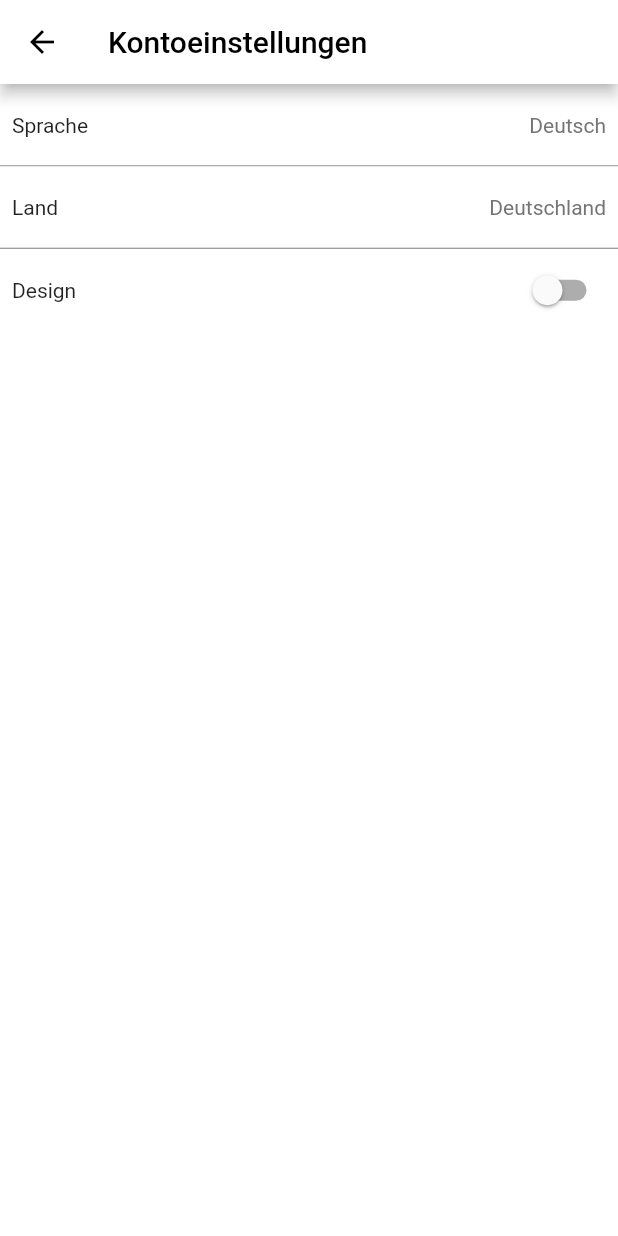
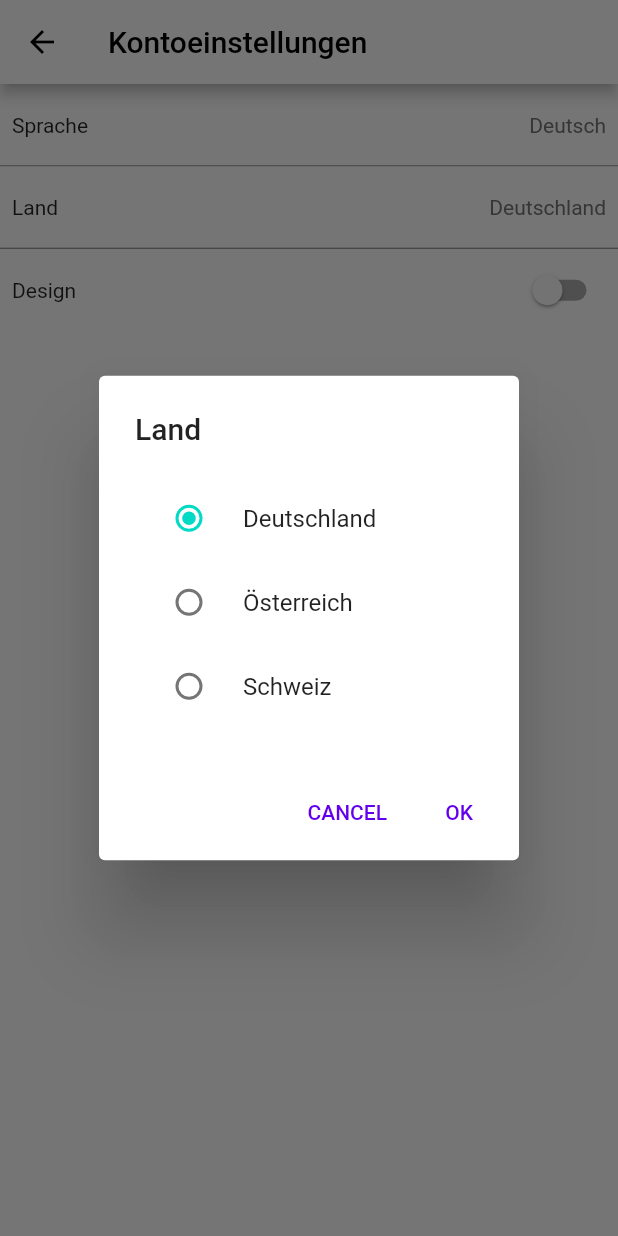
Before and after one commit to kit-recipe-app/front-end, a Flutter app: the AppSettings screen opened directly, after a tap on "Land", on a phone screen of 412 x 824 dp. Run offline on Flutter 3.47's test engine with Material 2 defaults, Android fonts, the light colour scheme and no system bars; our stand-ins replace dropdown_button2, firebase_auth, firebase_core, font_awesome_flutter, google_sign_in, image_picker and 1 more; missing offline and left inert: searchable_listview; accounts and stored records are empty; network calls fail.

Commit message:
added choice dialogs and made buttons interactive

```diff
--- /dev/null
+++ b/flutter_frontend_recipes/lib/pages/profile/components/choice_dialog.dart
@@ -0,0 +1,61 @@
+import 'package:flutter/material.dart';
+
+class ChoiceDialog extends StatefulWidget {
+  final String title;
+  final String standard;
+  final List<String> values;
+  final Function setText;
+
+  const ChoiceDialog({Key? key, required this.title, required this.values, required this.standard, required this.setText})
+      : super(key: key);
+
+  @override
+  State<ChoiceDialog> createState() => _ChoiceDialogState();
+}
+
+class _ChoiceDialogState extends State<ChoiceDialog> {
+  String groupValue = "";
+
+  @override
+  void initState() {
+    super.initState();
+    groupValue = widget.standard;
+  }
+
+  @override
+  Widget build(BuildContext context) {
+    return AlertDialog(
+      title: Text(widget.title),
+      content: Column(
+        mainAxisSize: MainAxisSize.min,
+        children: [
+          for (String value in widget.values)
+            RadioListTile(
+              title: Text(value),
+                value: value,
+                groupValue: groupValue,
+                onChanged: (String? newValue) {
+                    setState(() {
+                      groupValue = newValue!;
+                    });
+                })
+        ],
+      ),
+      actions: <Widget>[
+        TextButton(
+          child: Text('CANCEL'),
+          onPressed: () {
+            Navigator.pop(context);
+          },
+        ),
+        TextButton(
+          child: Text('OK'),
+          onPressed: () {
+            widget.setText(groupValue);
+            Navigator.pop(context);
+          },
+        ),
+      ],
+    );
+  }
+}
--- a/flutter_frontend_recipes/lib/pages/profile/components/text_dialog.dart
+++ b/flutter_frontend_recipes/lib/pages/profile/components/text_dialog.dart
@@ -3,7 +3,8 @@ import 'package:flutter/material.dart';
 class TextDialog extends StatelessWidget {
   final TextEditingController controller;
   final String title;
-  const TextDialog({Key? key, required this.controller, required this.title}) : super(key: key);
+  final Function setText;
+  const TextDialog({Key? key, required this.controller, required this.title, required this.setText}) : super(key: key);
 
   @override
   Widget build(BuildContext context) {
@@ -22,6 +23,7 @@ class TextDialog extends StatelessWidget {
         TextButton(
           child: Text('OK'),
           onPressed: () {
+            setText(controller.text);
             Navigator.pop(context);
           },
         ),
--- a/flutter_frontend_recipes/lib/pages/profile/components/text_tile.dart
+++ b/flutter_frontend_recipes/lib/pages/profile/components/text_tile.dart
@@ -1,36 +1,82 @@
 import 'package:flutter/material.dart';
+import 'package:flutter_frontend_recipes/pages/profile/components/choice_dialog.dart';
+import 'package:flutter_frontend_recipes/pages/profile/components/text_dialog.dart';
 
 class TextTile extends StatefulWidget {
-
   final String text;
   String info;
+  final String type;
 
-  TextTile({Key? key, required this.text, required this.info}) : super(key: key);
+  TextTile({Key? key, required this.text, required this.info, required this.type})
+      : super(key: key);
 
   @override
   State<TextTile> createState() => _TextTileState();
 }
 
 class _TextTileState extends State<TextTile> {
+  final TextEditingController _controller = TextEditingController();
+  final List<String> languages = ["Deutsch", "Englisch"];
+  final List<String> countries = ["Deutschland", "Österreich", "Schweiz"];
+
   @override
   Widget build(BuildContext context) {
     return Material(
       color: Theme.of(context).colorScheme.onPrimary,
       child: InkWell(
-        onTap: () {},
+        onTap: () {
+          if(widget.type == "text") {
+            _dialogBuilder(context, _controller, widget.text);
+          }else if (widget.type == "language"){
+            _choiceDialogBuilder(context, widget.text, languages);
+          }else if (widget.type == "country"){
+            _choiceDialogBuilder(context, widget.text, countries);
+          }else if (widget.type == "email"){}
+        },
         child: Container(
           padding: EdgeInsets.all(8),
           height: 55,
-          child:
-          Row(
+          child: Row(
             mainAxisAlignment: MainAxisAlignment.spaceBetween,
             children: [
               Text(widget.text),
-              Text(widget.info, style: TextStyle(color: Colors.grey.shade600,))
+              Text(widget.info,
+                  style: TextStyle(
+                    color: Colors.grey.shade600,
+                  ))
             ],
           ),
         ),
       ),
     );
   }
+
+  Future<void> _dialogBuilder(
+      BuildContext context, TextEditingController controller, String title) {
+    controller.text = widget.info;
+    return showDialog<void>(
+        context: context,
+        builder: (BuildContext context) {
+          return TextDialog(
+            controller: controller,
+            title: title,
+            setText: setText,
+          );
+        });
+  }
+
+  Future<void> _choiceDialogBuilder(
+      BuildContext context, String title, List<String> values) {
+    return showDialog<void>(
+        context: context,
+        builder: (BuildContext context) {
+          return ChoiceDialog(title: title, values: values, standard: widget.info, setText: setText);
+        });
+  }
+
+  void setText(String text) {
+    setState(() {
+      widget.info = text;
+    });
+  }
 }
--- a/flutter_frontend_recipes/lib/pages/profile/subpages/app_settings.dart
+++ b/flutter_frontend_recipes/lib/pages/profile/subpages/app_settings.dart
@@ -14,10 +14,12 @@ class AppSettings extends StatefulWidget {
   State<AppSettings> createState() => _AppSettingsState();
 }
 
+
 class _AppSettingsState extends State<AppSettings> {
   final User? user = RAAuthService().user;
   late String? email = user?.email;
   String name = "Johannes";
+
 
   @override
   Widget build(BuildContext context) {
@@ -33,9 +35,9 @@ class _AppSettingsState extends State<AppSettings> {
       ),
       body: Column(
         children: [
-          TextTile(text: "Sprache", info: "Deutsch"),
+          TextTile(text: "Sprache", info: "Deutsch", type: "language",),
           const TileDivider(),
-          TextTile(text: "Land", info: "Deutschland"),
+          TextTile(text: "Land", info: "Deutschland", type: "country"),
           const TileDivider(),
           WidgetTile(
               text: "Design",
```
Also changed, not shown: flutter_frontend_recipes/lib/pages/profile/subpages/account_settings.dart (+4 -4 lines).
